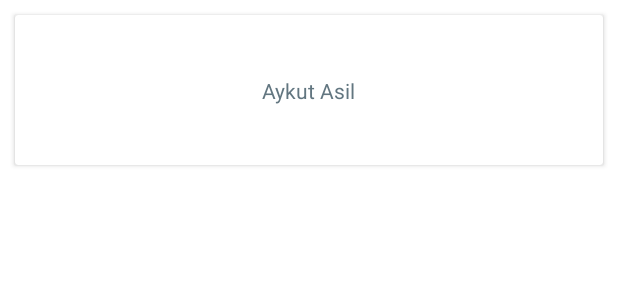
After one commit to aykuttasil/sweetloc, an Android app: the layout listitem_roommember.xml on its own in the app's theme, with its tools: preview values and no code run, on a phone screen of 412 x 824 dp. The commit adds this screen. Shown: the top 300 px of the screen. Run offline under Robolectric (Android 15) with nearby library versions, the phone set to English and light mode, and no system bars.

Commit message:
roommembers screen added

```diff
--- a/app/src/main/java/com/aykuttasil/sweetloc/ui/activity/profile/ProfileFragment.kt
+++ b/app/src/main/java/com/aykuttasil/sweetloc/ui/activity/profile/ProfileFragment.kt
@@ -29,6 +29,10 @@ open class ProfileFragment : BaseFragment(), Injectable {
     ): View? {
         binding = FragmentProfileBinding.inflate(inflater)
         return binding.root
+    }
+
+    override fun initUiComponents() {
+
     }
 
     override fun onViewCreated(
--- a/app/src/main/java/com/aykuttasil/sweetloc/ui/fragment/entry/EntryFragment.kt
+++ b/app/src/main/java/com/aykuttasil/sweetloc/ui/fragment/entry/EntryFragment.kt
@@ -62,6 +62,10 @@ class EntryFragment : BaseFragment(), Injectable {
         }
     }
 
+    override fun initUiComponents() {
+
+    }
+
     override fun onActivityCreated(savedInstanceState: Bundle?) {
         super.onActivityCreated(savedInstanceState)
         viewModel = ViewModelProviders.of(this, viewModelFactory).get(EntryViewModel::class.java)
--- a/app/src/main/java/com/aykuttasil/sweetloc/ui/fragment/roomcreate/RoomCreateFragment.kt
+++ b/app/src/main/java/com/aykuttasil/sweetloc/ui/fragment/roomcreate/RoomCreateFragment.kt
@@ -25,6 +25,9 @@ class RoomCreateFragment : BaseFragment(), Injectable {
         return binding.root
     }
 
+    override fun initUiComponents() {
+    }
+
     override fun onActivityCreated(savedInstanceState: Bundle?) {
         super.onActivityCreated(savedInstanceState)
         viewModel = ViewModelProviders.of(this, viewModelFactory).get(RoomCreateViewModel::class.java)
--- a/app/src/main/java/com/aykuttasil/sweetloc/ui/fragment/usergroup/UserGroupsFragment.kt
+++ b/app/src/main/java/com/aykuttasil/sweetloc/ui/fragment/usergroup/UserGroupsFragment.kt
@@ -27,6 +27,10 @@ class UserGroupsFragment : BaseFragment(), Injectable {
         return inflater.inflate(R.layout.fragment_user_groups, container, false)
     }
 
+    override fun initUiComponents() {
+
+    }
+
     override fun onActivityCreated(savedInstanceState: Bundle?) {
         super.onActivityCreated(savedInstanceState)
         viewModel = ViewModelProviders.of(this, viewModelFactory).get(UserGroupsViewModel::class.java)
--- a/app/src/main/res/layout/fragment_room_list_layout.xml
+++ b/app/src/main/res/layout/fragment_room_list_layout.xml
@@ -10,7 +10,7 @@
         android:orientation="vertical">
 
         <androidx.recyclerview.widget.RecyclerView
-            android:id="@+id/listUserTracker"
+            android:id="@+id/listRoom"
             android:layout_width="match_parent"
             android:layout_height="match_parent"
             android:background="@color/white"
--- /dev/null
+++ b/app/src/main/res/layout/listitem_roommember.xml
@@ -0,0 +1,40 @@
+<?xml version="1.0" encoding="utf-8"?>
+<layout xmlns:android="http://schemas.android.com/apk/res/android"
+    xmlns:app="http://schemas.android.com/apk/res-auto"
+    xmlns:tools="http://schemas.android.com/tools">
+
+    <androidx.cardview.widget.CardView
+        android:layout_width="match_parent"
+        android:layout_height="100dp"
+        android:layout_margin="10dp"
+        android:padding="10dp"
+        app:contentPadding="10dp">
+
+        <androidx.constraintlayout.widget.ConstraintLayout
+            android:layout_width="match_parent"
+            android:layout_height="match_parent">
+
+            <TextView
+                android:id="@+id/txtUserName"
+                android:layout_width="wrap_content"
+                android:layout_height="wrap_content"
+                android:layout_marginStart="8dp"
+                android:layout_marginTop="8dp"
+                android:layout_marginEnd="8dp"
+                android:layout_marginBottom="8dp"
+                android:text="@{user.userName}"
+                app:layout_constraintBottom_toBottomOf="parent"
+                app:layout_constraintEnd_toEndOf="parent"
+                app:layout_constraintStart_toStartOf="parent"
+                app:layout_constraintTop_toTopOf="parent"
+                tools:text="Aykut Asil" />
+        </androidx.constraintlayout.widget.ConstraintLayout>
+    </androidx.cardview.widget.CardView>
+
+    <data>
+
+        <variable
+            name="user"
+            type="com.aykuttasil.sweetloc.data.local.entity.UserEntity" />
+    </data>
+</layout>
```
Also changed, not shown: app/src/main/java/com/aykuttasil/sweetloc/data/repository/RoomRepository.kt (+36 -0 lines), app/src/main/java/com/aykuttasil/sweetloc/ui/fragment/BaseFragment.kt (+9 -0 lines), app/src/main/java/com/aykuttasil/sweetloc/ui/fragment/roomlist/RoomListFragment.kt (+3 -11 lines), app/src/main/java/com/aykuttasil/sweetloc/ui/fragment/roommemberlist/RoomMemberListFragment.kt (+3 -5 lines), app/src/main/java/com/aykuttasil/sweetloc/ui/fragment/roommemberlist/RoomMemberListViewModel.kt (+21 -1 lines), app/src/main/java/com/aykuttasil/sweetloc/ui/fragment/roommemberlist/RoomMembersAdapter.kt (added, +66 -0 lines), app/src/main/res/layout/room_memberlist_fragment.xml (+4 -5 lines).
